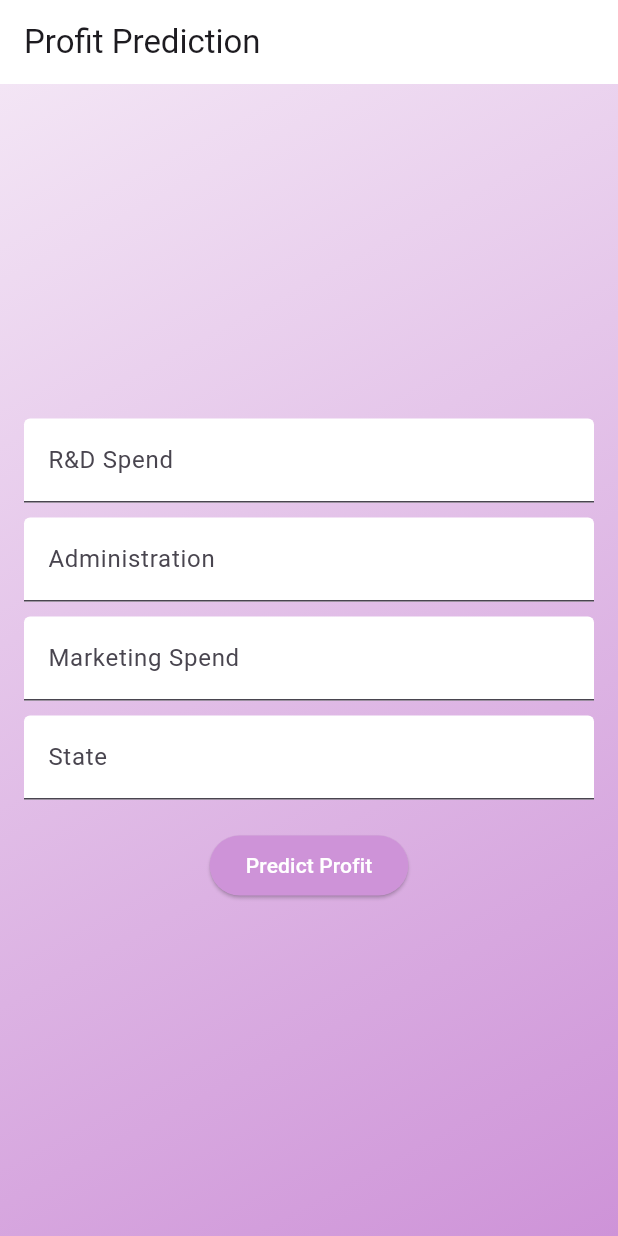
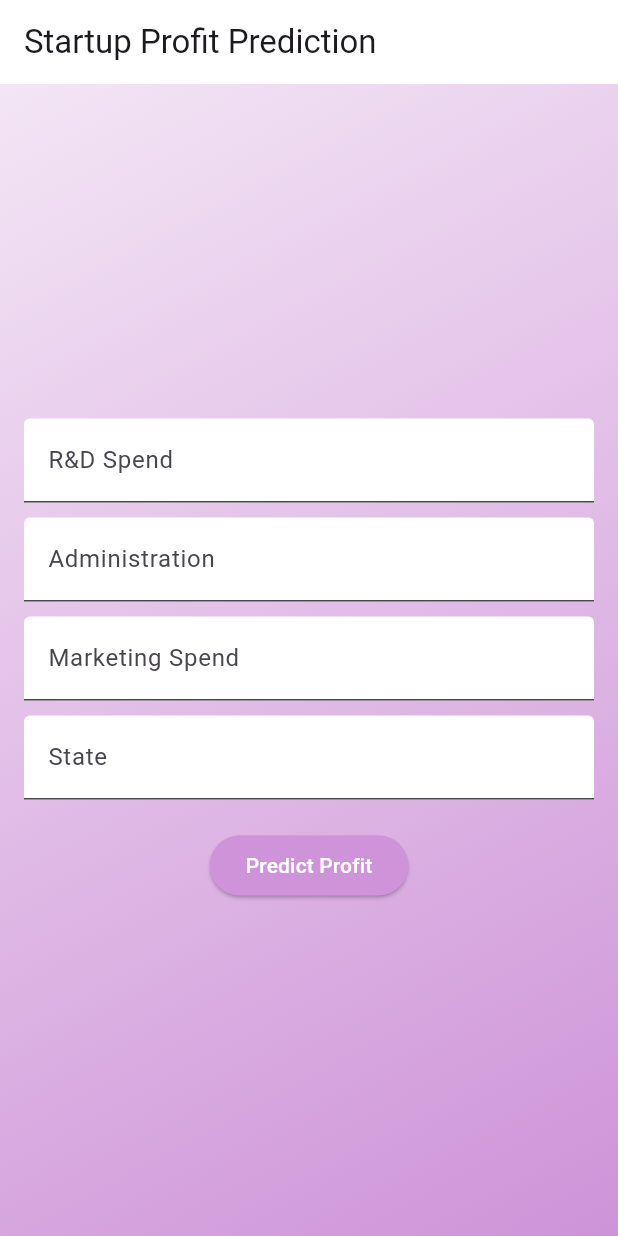
Before and after one commit to charite-uwatwembi/linear_regression_model, a Flutter app: the screen it shows after launch, on a phone screen of 412 x 824 dp. Run offline on Flutter 3.47's test engine with Material 3 defaults, Android fonts, the phone set to English and light mode, and no system bars.

Commit message:
flutterApp

```diff
--- a/summative/flutterApp/profits/lib/main.dart
+++ b/summative/flutterApp/profits/lib/main.dart
@@ -14,7 +14,7 @@ class MyApp extends StatelessWidget {
       home: Scaffold(
         appBar: AppBar(
           title: Text(
-            'Profit Prediction',
+            'Startup Profit Prediction',
             textAlign: TextAlign.center,
           ),
           backgroundColor: Colors.white, // AppBar color
```
